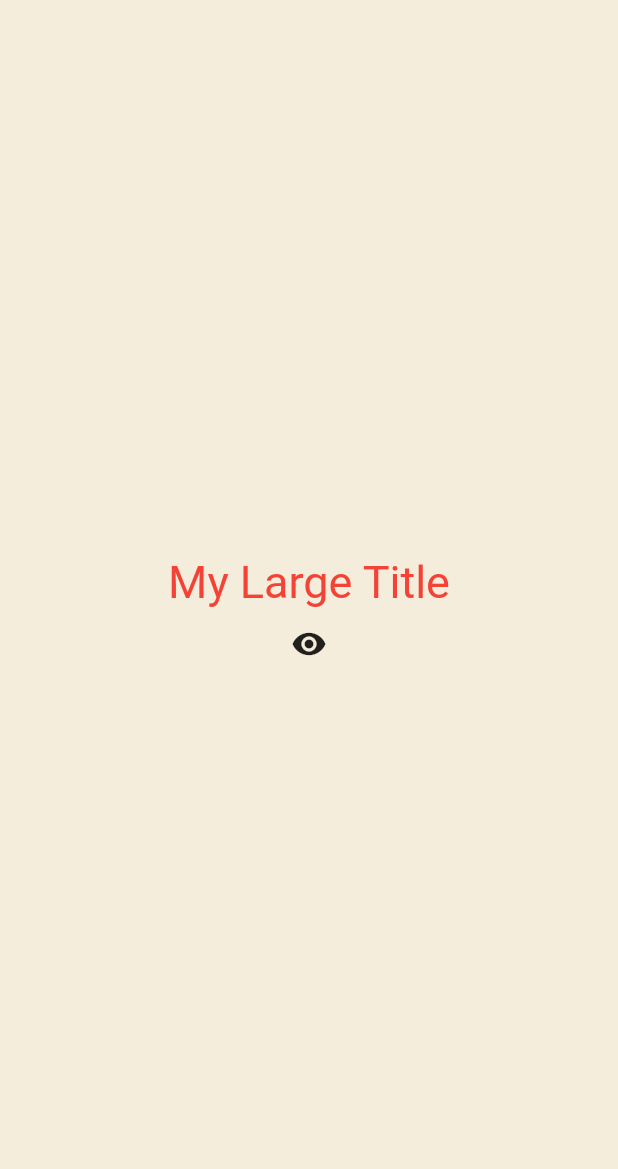
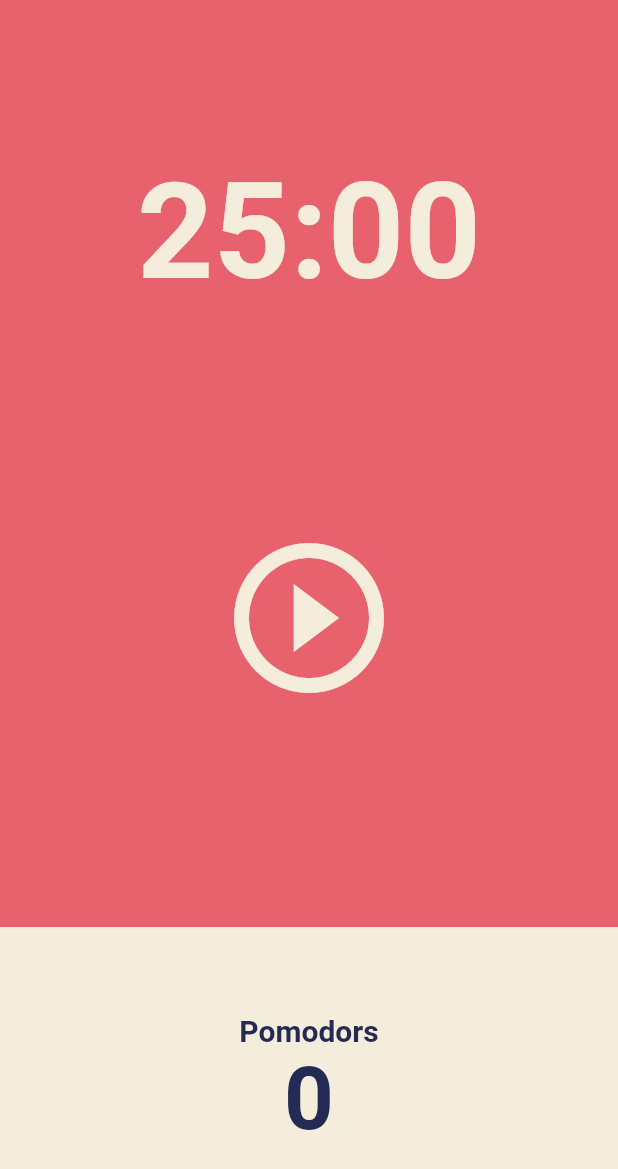
Before and after one commit to NewChoBo/toonflix, a Flutter app: the screen it shows after launch, on a phone screen of 412 x 824 dp. Shown: the top 1169 px of the screen. Run offline on Flutter 3.47's test engine with Material 2 defaults, Android fonts, the phone set to English and light mode, and no system bars.

Commit message:
#5.0 User Interface (13:35)
화면 비율처리.
안드로이드 스튜디오에서 weight 주면서 했던거랑 비슷한 것으로 보임.

```diff
--- a/lib/main.dart
+++ b/lib/main.dart
@@ -1,90 +1,24 @@
 import 'package:flutter/material.dart';
+import 'package:toonflix/screens/home_screen.dart';
 
 void main() {
   runApp(App());
 }
 
-class App extends StatefulWidget {
-  @override
-  State<App> createState() => _AppState();
-}
-
-class _AppState extends State<App> {
-  bool showTitle = true;
-
-  void toggleTitle() {
-    setState(() {
-      showTitle = !showTitle;
-    });
-  }
-
+class App extends StatelessWidget {
   @override
   Widget build(BuildContext context) {
     return MaterialApp(
       theme: ThemeData(
+        backgroundColor: const Color(0xFFE7626C),
         textTheme: const TextTheme(
-          titleLarge: TextStyle(color: Colors.red),
-        ),
-      ),
-      home: Scaffold(
-        backgroundColor: const Color(0xFFF4EDDB),
-        body: Center(
-          child: Column(
-            mainAxisAlignment: MainAxisAlignment.center,
-            children: [
-              showTitle ? const MyLargeTitle() : const Text('nothing'),
-              IconButton(
-                onPressed: toggleTitle,
-                icon: const Icon(Icons.remove_red_eye),
-              ),
-            ],
+          headline1: TextStyle(
+            color: Color(0xFF232B55),
           ),
         ),
+        cardColor: const Color(0xFFF4EDDB),
       ),
+      home: const HomeScreen(),
     );
   }
 }
-
-class MyLargeTitle extends StatefulWidget {
-  const MyLargeTitle({
-    Key? key,
-  }) : super(key: key);
-
-  @override
-  State<MyLargeTitle> createState() => _MyLargeTitleState();
-}
-
-class _MyLargeTitleState extends State<MyLargeTitle> {
-  //상태를 초기화하기 위한 메소드. 직접 할 수도 있다. 대부분은 필요없다.
-  //하지만, 종종 부모에 의존하는 데이터를 초기화하게 될 수 있음.
-
-  //initState 메소드는 build 메소드보다 먼저 호출된다.
-  //initState는 단 한번만 호출된다.
-  //initState를 호출할때는 부모생성자를 반드시 동작시켜야 한다.
-  @override
-  void initState() {
-    super.initState();
-    print('initState!');
-  }
-
-  @override
-  void dispose() {
-    super.dispose();
-    print('dispose!');
-  }
-
-  @override
-  Widget build(BuildContext context) {
-    print('build!');
-    return Text(
-      'My Large Title',
-      style: TextStyle(
-        fontSize: 30,
-        color: Theme.of(context)
-            .textTheme
-            .titleLarge!
-            .color, //null 방지를 위해 느낌표를 안붙이면 동작하지 않는다.
-      ),
-    );
-  }
-}
--- /dev/null
+++ b/lib/screens/home_screen.dart
@@ -0,0 +1,81 @@
+import 'package:flutter/material.dart';
+
+class HomeScreen extends StatefulWidget {
+  const HomeScreen({super.key});
+
+  @override
+  State<HomeScreen> createState() => _HomeScreenState();
+}
+
+class _HomeScreenState extends State<HomeScreen> {
+  @override
+  Widget build(BuildContext context) {
+    return Scaffold(
+      backgroundColor: Theme.of(context).backgroundColor,
+      body: Column(
+        children: [
+          Flexible(
+            flex: 1,
+            child: Container(
+              alignment: Alignment.bottomCenter,
+              child: Text(
+                '25:00',
+                style: TextStyle(
+                  color: Theme.of(context).cardColor,
+                  fontSize: 89,
+                  fontWeight: FontWeight.w600,
+                ),
+              ),
+            ),
+          ),
+          Flexible(
+            flex: 2,
+            child: Center(
+              child: IconButton(
+                iconSize: 120,
+                color: Theme.of(context).cardColor,
+                onPressed: () {},
+                icon: const Icon(Icons.play_circle_outline),
+              ),
+            ),
+          ),
+          Flexible(
+            flex: 1,
+            child: Row(
+              children: [
+                Expanded(
+                  child: Container(
+                    decoration: BoxDecoration(
+                      color: Theme.of(context).cardColor,
+                    ),
+                    child: Column(
+                      mainAxisAlignment: MainAxisAlignment.center,
+                      children: [
+                        Text(
+                          'Pomodors',
+                          style: TextStyle(
+                            fontSize: 20,
+                            fontWeight: FontWeight.w600,
+                            color: Theme.of(context).textTheme.headline1!.color,
+                          ),
+                        ),
+                        Text(
+                          '0',
+                          style: TextStyle(
+                            fontSize: 58,
+                            fontWeight: FontWeight.w600,
+                            color: Theme.of(context).textTheme.headline1!.color,
+                          ),
+                        ),
+                      ],
+                    ),
+                  ),
+                ),
+              ],
+            ),
+          ),
+        ],
+      ),
+    );
+  }
+}
```
